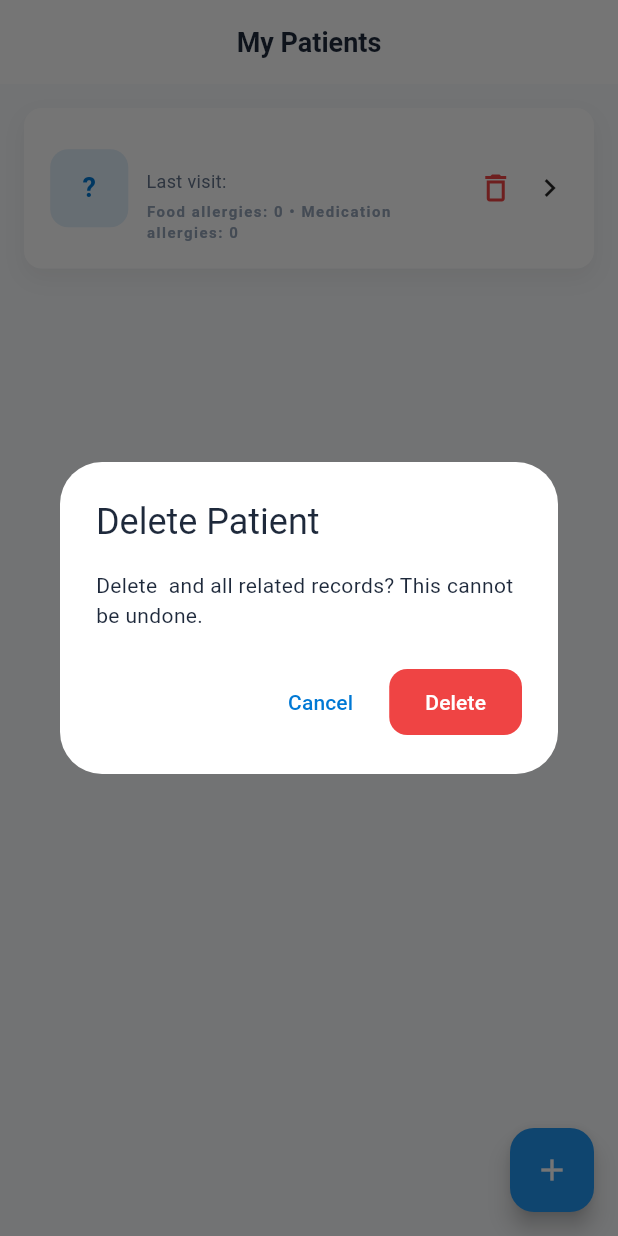
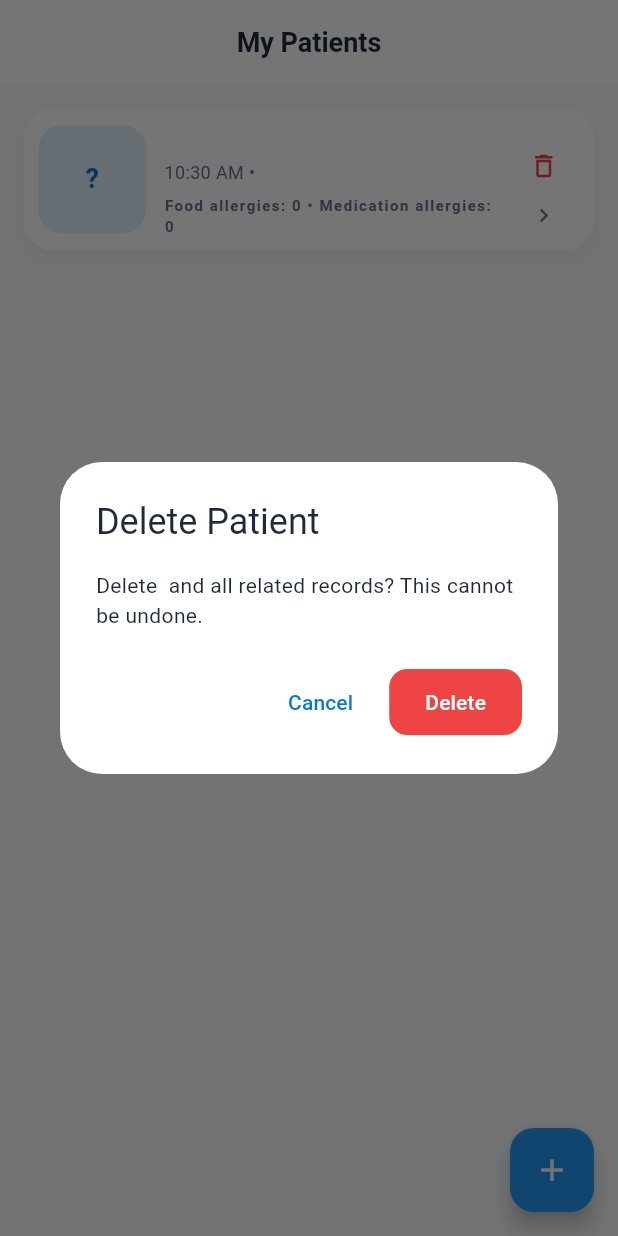
Before and after one commit to SISIR-REDDY/Doctor-AI, a Flutter app: the DoctorPatientsScreen screen opened directly, after a tap on the "delete outline" icon, on a phone screen of 412 x 824 dp. Run offline on Flutter 3.47's test engine with Material 3 defaults, Android fonts, the phone set to English and light mode, and no system bars; our stand-ins replace auto_size_text, cloud_firestore, firebase_auth, firebase_core, firebase_messaging, flutter_dotenv and 8 more; missing offline and left inert: record; accounts and stored records are empty; Roboto replaces fonts that are missing (SF Pro Display).

Commit message:
vscode changes

```diff
--- a/lib/screens/doctor_patients_screen.dart
+++ b/lib/screens/doctor_patients_screen.dart
@@ -206,6 +206,8 @@ class _DoctorPatientsScreenState extends State<DoctorPatientsScreen> {
                 index: index,
                 baseDelay: const Duration(milliseconds: 50),
                 child: GlossyCard(
+                  padding: const EdgeInsets.all(AppTheme.sm),
+                  borderRadius: BorderRadius.circular(20),
                   onTap: () {
                     Navigator.push(
                       context,
@@ -215,13 +217,14 @@ class _DoctorPatientsScreenState extends State<DoctorPatientsScreen> {
                     );
                   },
                   child: Row(
+                    crossAxisAlignment: CrossAxisAlignment.center,
                     children: [
                       Container(
-                        width: 52,
-                        height: 52,
+                        width: 72,
+                        height: 72,
                         decoration: BoxDecoration(
                           color: AppTheme.primaryColor.withValues(alpha: 0.12),
-                          borderRadius: AppTheme.mediumRadius,
+                          borderRadius: BorderRadius.circular(16),
                         ),
                         child: Center(
                           child: Text(
@@ -236,24 +239,26 @@ class _DoctorPatientsScreenState extends State<DoctorPatientsScreen> {
                       Expanded(
                         child: Column(
                           crossAxisAlignment: CrossAxisAlignment.start,
+                          mainAxisAlignment: MainAxisAlignment.center,
                           children: [
                             Text(patient.fullName, style: AppTheme.labelLarge),
-                            const SizedBox(height: AppTheme.xs),
+                            const SizedBox(height: 6),
                             Text(
-                              'Last visit: ${patient.lastVisitSummary}',
-                              maxLines: 2,
+                              '${_formatTime(patient.updatedAt)} • ${patient.lastVisitSummary}',
+                              maxLines: 1,
                               overflow: TextOverflow.ellipsis,
-                              style: AppTheme.bodySmall,
+                              style: AppTheme.bodySmall.copyWith(color: AppTheme.textSecondary),
                             ),
-                            const SizedBox(height: AppTheme.xs),
+                            const SizedBox(height: 6),
                             Text(
                               'Food allergies: ${patient.foodAllergies.length} • Medication allergies: ${patient.medicinalAllergies.length}',
-                              style: AppTheme.labelSmall,
+                              style: AppTheme.labelSmall.copyWith(color: AppTheme.textSecondary),
                             ),
                           ],
                         ),
                       ),
-                      Row(
+                      const SizedBox(width: AppTheme.sm),
+                      Column(
                         mainAxisSize: MainAxisSize.min,
                         children: [
                           IconButton(
@@ -264,12 +269,12 @@ class _DoctorPatientsScreenState extends State<DoctorPatientsScreen> {
                                     height: 18,
                                     child: CircularProgressIndicator(strokeWidth: 2),
                                   )
-                                : const Icon(Icons.delete_outline, color: AppTheme.dangerColor),
+                                : const Icon(Icons.delete_outline, color: AppTheme.dangerColor, size: 20),
                             onPressed: _deletingPatientId == patient.id
                                 ? null
                                 : () => _confirmDeletePatient(patient),
                           ),
-                          const Icon(Icons.chevron_right),
+                          const Icon(Icons.chevron_right, size: 18, color: AppTheme.textSecondary),
                         ],
                       ),
                     ],
@@ -282,4 +287,11 @@ class _DoctorPatientsScreenState extends State<DoctorPatientsScreen> {
       ),
     );
   }
+
+  String _formatTime(DateTime time) {
+    final hour = time.hour % 12 == 0 ? 12 : time.hour % 12;
+    final minute = time.minute.toString().padLeft(2, '0');
+    final meridiem = time.hour >= 12 ? 'PM' : 'AM';
+    return '$hour:$minute $meridiem';
+  }
 }
--- a/lib/widgets/audio_visualizer.dart
+++ b/lib/widgets/audio_visualizer.dart
@@ -49,6 +49,7 @@ class _AudioSignalBoxState extends State<AudioSignalBox>
     with SingleTickerProviderStateMixin {
   late AnimationController _controller;
   late List<double> _waveformData;
+  final Random _random = Random();
 
   @override
   void initState() {
@@ -68,7 +69,10 @@ class _AudioSignalBoxState extends State<AudioSignalBox>
     if (!widget.isActive) return;
 
     setState(() {
-      final level = widget.audioLevel ?? 0.0;
+      final baseLevel = (widget.audioLevel ?? 0.0).clamp(0.0, 1.0);
+      final jitter = (_random.nextDouble() - 0.5) * 0.06;
+      final noiseFloor = 0.02 + _random.nextDouble() * 0.02;
+      final level = (baseLevel + jitter).clamp(noiseFloor, 1.0);
       _waveformData.add(level);
       if (_waveformData.length > widget.maxPoints) {
         _waveformData.removeAt(0);
```
Also changed, not shown: lib/services/firebase/firestore_service.dart (+8 -4 lines), flutter_25.png (added).
